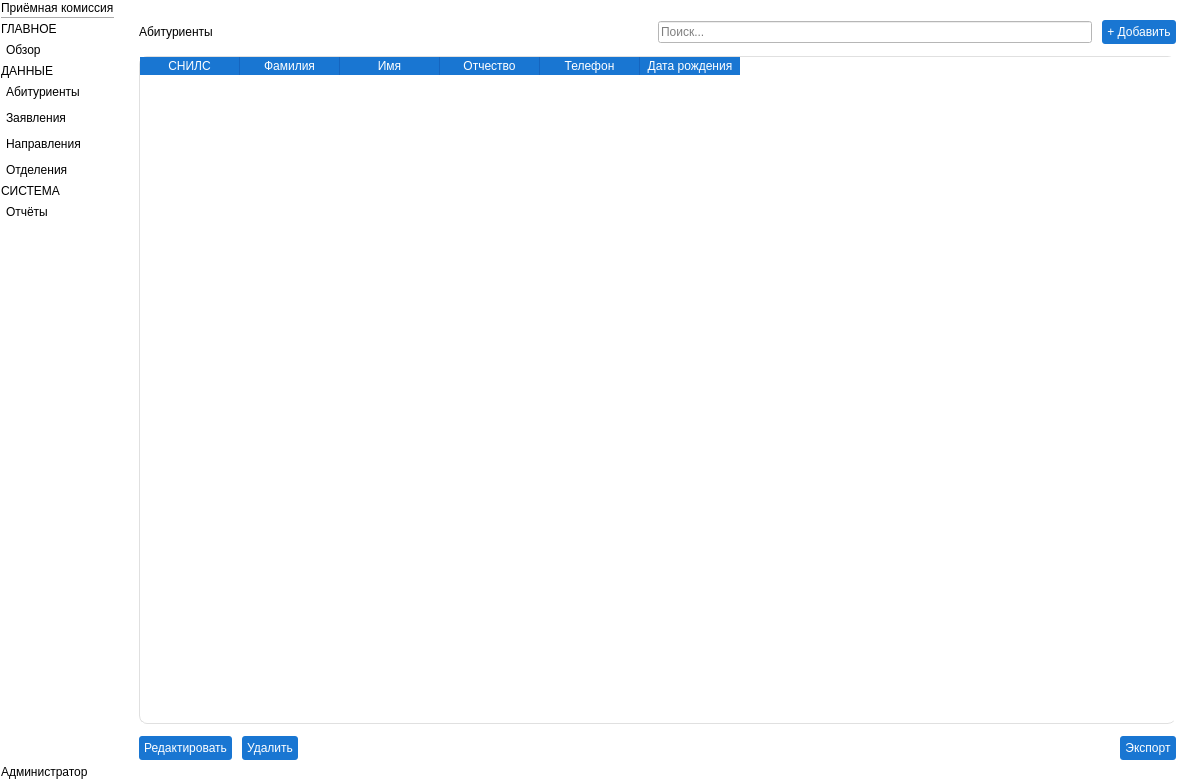
Qt form ui/main_window.ui (Panamka207/applicant_tracking) before a commit.
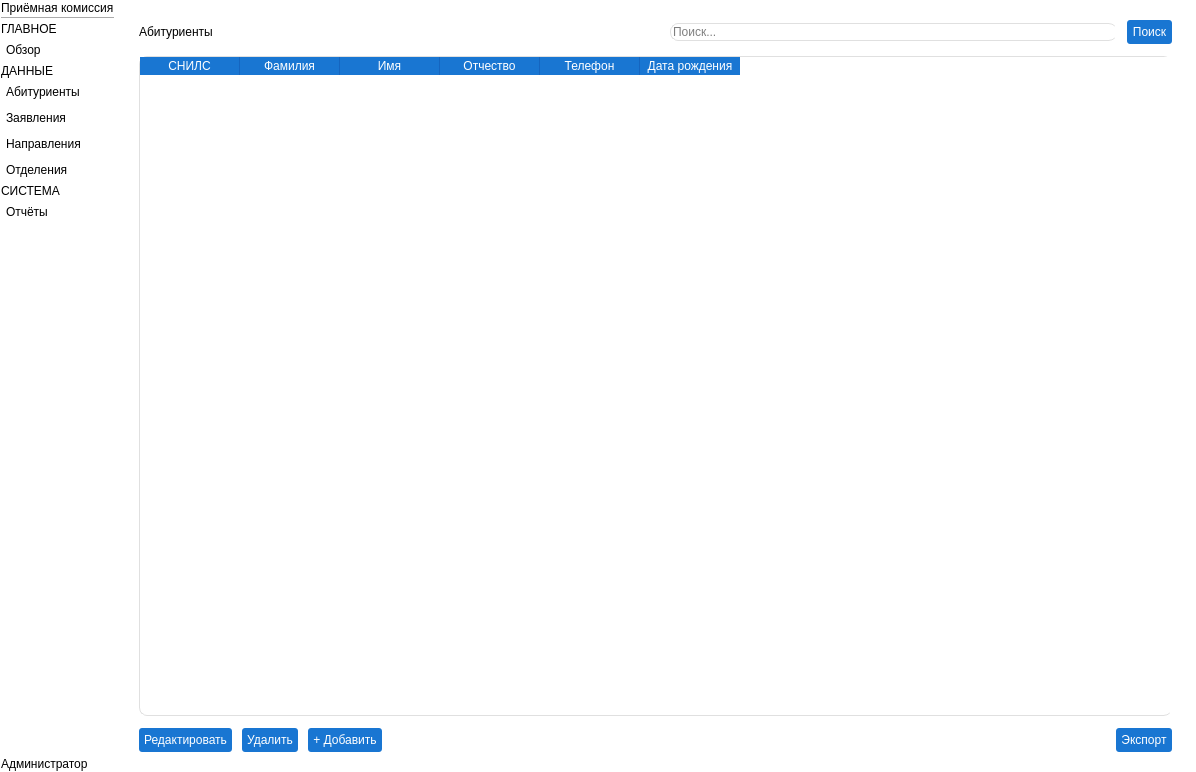
The same form after that commit.

Commit message: реализован поиск абитуриентов по снилсу

```diff
--- a/ui/main_window.ui
+++ b/ui/main_window.ui
@@ -6,8 +6,8 @@
    <rect>
     <x>0</x>
     <y>0</y>
-    <width>1200</width>
-    <height>780</height>
+    <width>1196</width>
+    <height>772</height>
    </rect>
   </property>
   <property name="windowTitle">
@@ -39,6 +39,13 @@
     border-radius: 8px;
 }
 
+QLineEdit {
+	background-color: #F5F5F5;
+    border: 1px solid #E0E0E0;
+    border-radius: 8px;
+	color: #000000;
+}
+
 QTableWidget {
     background-color: #FFFFFF;
     border: 1px solid #E0E0E0;
@@ -559,15 +566,18 @@
           </item>
           <item>
            <widget class="QLineEdit" name="searchApplicants">
+            <property name="text">
+             <string/>
+            </property>
             <property name="placeholderText">
              <string>Поиск...</string>
             </property>
            </widget>
           </item>
           <item>
-           <widget class="QPushButton" name="btnAddApplicant">
+           <widget class="QPushButton" name="btnSearchApplicant">
             <property name="text">
-             <string>+ Добавить</string>
+             <string>Поиск</string>
             </property>
            </widget>
           </item>
@@ -641,6 +651,13 @@
             </property>
            </widget>
           </item>
+          <item>
+           <widget class="QPushButton" name="btnAddApplicant">
+            <property name="text">
+             <string>+ Добавить</string>
+            </property>
+           </widget>
+          </item>
           <item>
            <spacer>
             <property name="orientation">
```
The commit also changes 2 other files.
